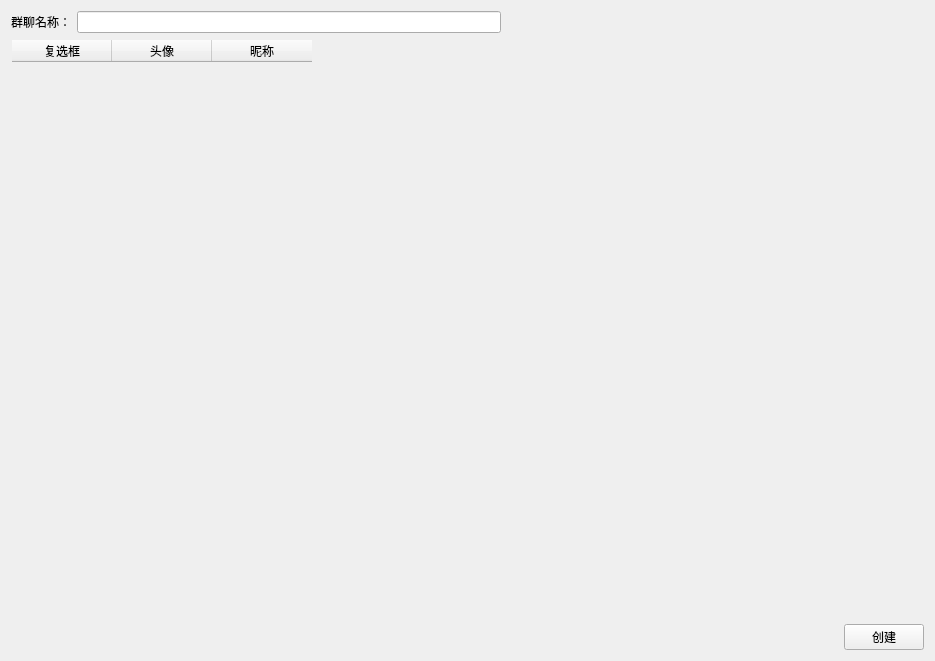
The window that message-client/3.Message/ui/CreateGroupWidget.ui (yxiao-yang/message-client) describes before a commit, drawn with Qt 5.
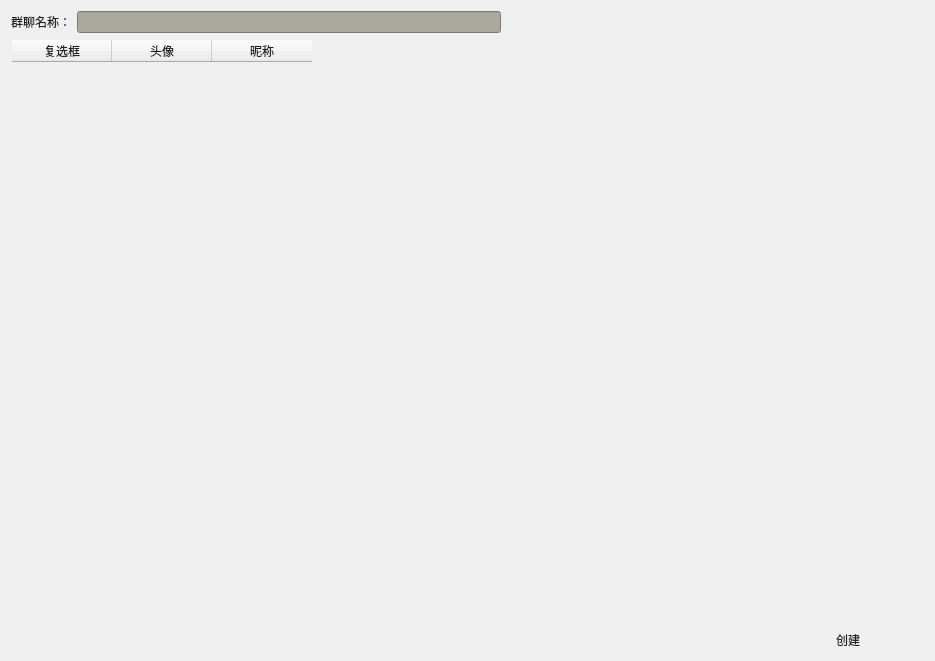
The same window after the commit.

```diff
--- a/message-client/3.Message/ui/CreateGroupWidget.ui
+++ b/message-client/3.Message/ui/CreateGroupWidget.ui
@@ -13,7 +13,11 @@
   <property name="windowTitle">
    <string>Form</string>
   </property>
-  <layout class="QVBoxLayout" name="verticalLayout" stretch="1,8,1">
+  <property name="styleSheet">
+   <string notr="true">font: 25 14pt '微软雅黑 Light';
+color: rgb(31,31,31);</string>
+  </property>
+  <layout class="QVBoxLayout" name="verticalLayout" stretch="1,7,1">
    <item>
     <layout class="QHBoxLayout" name="horizontalLayout_3">
      <item>
@@ -24,7 +28,11 @@
       </widget>
      </item>
      <item>
-      <widget class="QLineEdit" name="lineEdit"/>
+      <widget class="QLineEdit" name="lineEdit">
+       <property name="styleSheet">
+        <string notr="true">background-color: rgb(170,168,159);</string>
+       </property>
+      </widget>
      </item>
      <item>
       <spacer name="horizontalSpacer">
@@ -80,7 +88,7 @@
     </widget>
    </item>
    <item>
-    <layout class="QHBoxLayout" name="horizontalLayout">
+    <layout class="QHBoxLayout" name="horizontalLayout" stretch="5,1">
      <item>
       <spacer name="horizontalSpacer_2">
        <property name="orientation">
@@ -96,6 +104,20 @@
      </item>
      <item>
       <widget class="QPushButton" name="pushButton">
+       <property name="styleSheet">
+        <string notr="true">QPushButton {
+    background-color: transparent;
+    border-radius: 15px;
+}
+
+    QPushButton:hover {
+        background-color: rgb(170,168,159);
+    }
+
+    QPushButton:pressed {
+        background-color: rgb(115,110,95);
+    }</string>
+       </property>
        <property name="text">
         <string>创建</string>
        </property>
```
